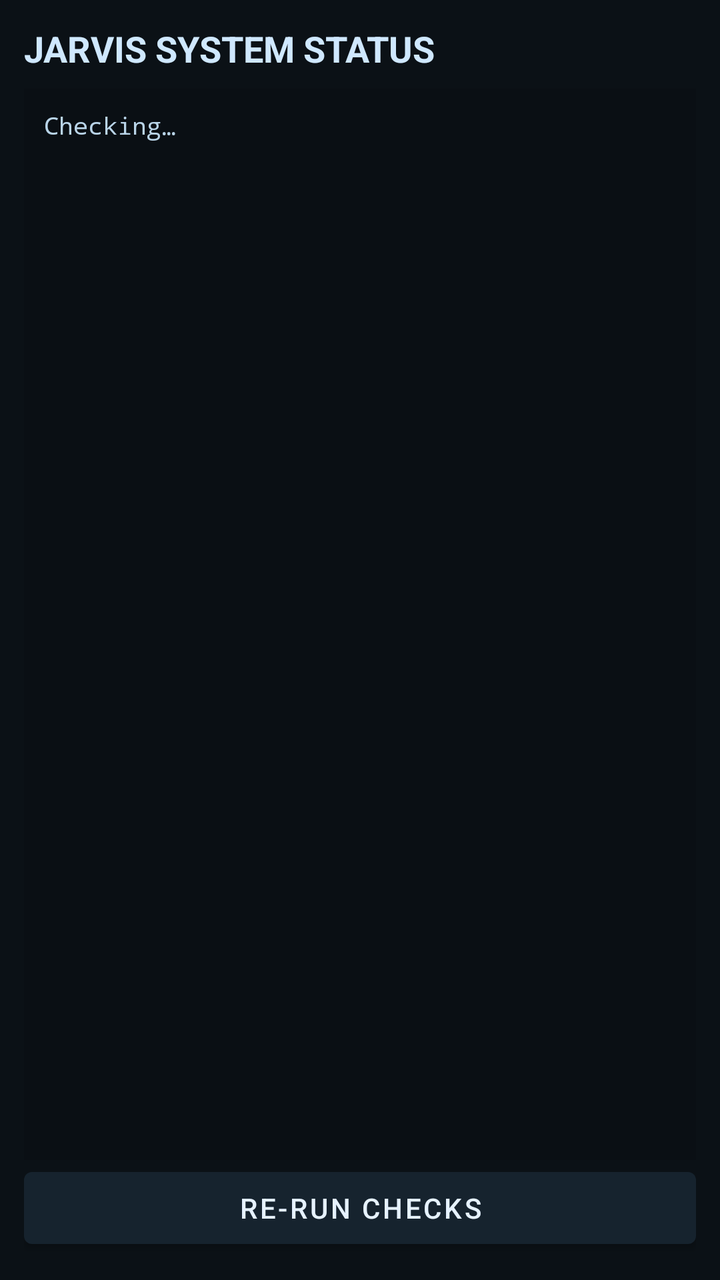
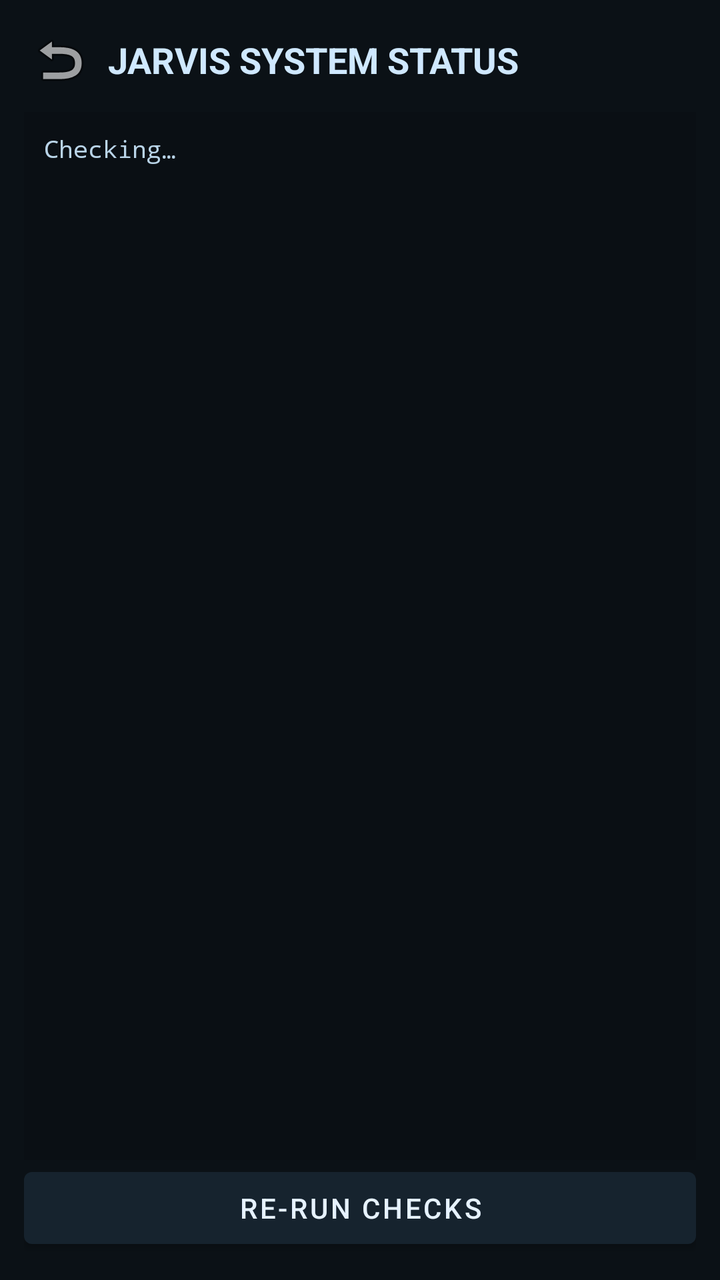

Compare the two renders of this Android layout. The source of the first and the diff that turns it into the second are given below.
<!-- AndroidManifest.xml: application theme Theme.Jarvis -->
<!-- res/layout/activity_diagnostics.xml -->
<?xml version="1.0" encoding="utf-8"?>
<LinearLayout xmlns:android="http://schemas.android.com/apk/res/android"
    android:layout_width="match_parent"
    android:layout_height="match_parent"
    android:orientation="vertical"
    android:padding="12dp">

    <TextView
        android:layout_width="match_parent"
        android:layout_height="wrap_content"
        android:text="JARVIS SYSTEM STATUS"
        android:textColor="#CFE8FF"
        android:textSize="18sp"
        android:textStyle="bold" />

    <ScrollView
        android:layout_width="match_parent"
        android:layout_height="0dp"
        android:layout_marginTop="8dp"
        android:layout_weight="1"
        android:background="#0A0F14">

        <TextView
            android:id="@+id/diag_view"
            android:layout_width="match_parent"
            android:layout_height="wrap_content"
            android:fontFamily="monospace"
            android:padding="10dp"
            android:text="Checking…\n"
            android:textColor="#B9D4E8"
            android:textIsSelectable="true"
            android:textSize="12sp" />
    </ScrollView>

    <Button
        android:id="@+id/diag_refresh"
        android:layout_width="match_parent"
        android:layout_height="wrap_content"
        android:text="RE-RUN CHECKS" />
</LinearLayout>
<!-- resources referenced by this layout -->
<resources>
  <style name="Theme.Jarvis" parent="Theme.MaterialComponents.NoActionBar">
          <item name="colorPrimary">@color/jv_surface_hi</item>
          <item name="colorPrimaryVariant">@color/jv_bg</item>
          <item name="colorOnPrimary">@color/jv_text</item>
          <item name="colorSecondary">@color/jv_accent</item>
          <item name="colorSecondaryVariant">@color/jv_accent_dim</item>
          <item name="colorOnSecondary">@color/black</item>
          <item name="android:windowBackground">@color/jv_bg</item>
          <item name="android:statusBarColor">@color/jv_bg</item>
          <item name="android:navigationBarColor">@color/jv_bg</item>
          <item name="android:textColor">@color/jv_text</item>
      </style>
  <color name="jv_surface_hi">#FF16232E</color>
  <color name="jv_bg">#FF0B1116</color>
  <color name="jv_text">#FFE6F2FF</color>
  <color name="jv_accent">#FF4FD1C5</color>
  <color name="jv_accent_dim">#FF2A8F87</color>
  <color name="black">#FF000000</color>
</resources>

<!-- the commit's change to res/layout/activity_diagnostics.xml (unified diff, before → after) -->
@@ -5,13 +5,31 @@
     android:orientation="vertical"
     android:padding="12dp">
 
-    <TextView
+    
+    <LinearLayout
         android:layout_width="match_parent"
         android:layout_height="wrap_content"
-        android:text="JARVIS SYSTEM STATUS"
-        android:textColor="#CFE8FF"
-        android:textSize="18sp"
-        android:textStyle="bold" />
+        android:orientation="horizontal"
+        android:gravity="center_vertical">
+
+        <ImageButton
+            android:id="@+id/btn_back"
+            android:layout_width="36dp"
+            android:layout_height="36dp"
+            android:layout_marginEnd="6dp"
+            android:background="?attr/selectableItemBackgroundBorderless"
+            android:src="@android:drawable/ic_menu_revert"
+            android:contentDescription="Back" />
+
+        <TextView
+            android:layout_width="0dp"
+            android:layout_height="wrap_content"
+            android:layout_weight="1"
+            android:text="JARVIS SYSTEM STATUS"
+            android:textColor="#CFE8FF"
+            android:textSize="18sp"
+            android:textStyle="bold" />
+    </LinearLayout>
 
     <ScrollView
         android:layout_width="match_parent"
